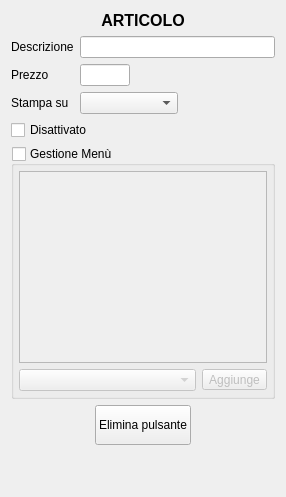
Old version of the form src/dettagliarticolo.ui in the repository mtonin/gestcassa.
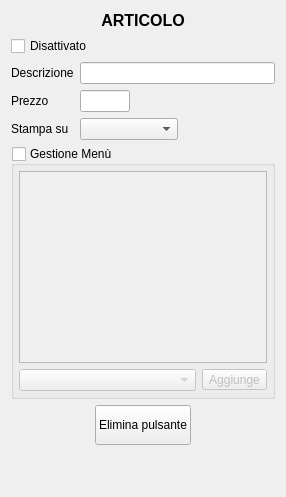
New version of the form.

Patch:
```diff
--- a/src/dettagliarticolo.ui
+++ b/src/dettagliarticolo.ui
@@ -43,6 +43,13 @@
      </property>
     </widget>
    </item>
+   <item>
+    <widget class="QCheckBox" name="disattivaFlag">
+     <property name="text">
+      <string>Disattivato</string>
+     </property>
+    </widget>
+   </item>
    <item>
     <layout class="QFormLayout" name="formLayout">
      <item row="0" column="0">
@@ -146,13 +153,6 @@
      </item>
     </layout>
    </item>
-   <item>
-    <widget class="QCheckBox" name="disattivaFlag">
-     <property name="text">
-      <string>Disattivato</string>
-     </property>
-    </widget>
-   </item>
    <item>
     <widget class="QGroupBox" name="menuBox">
      <property name="enabled">
```
